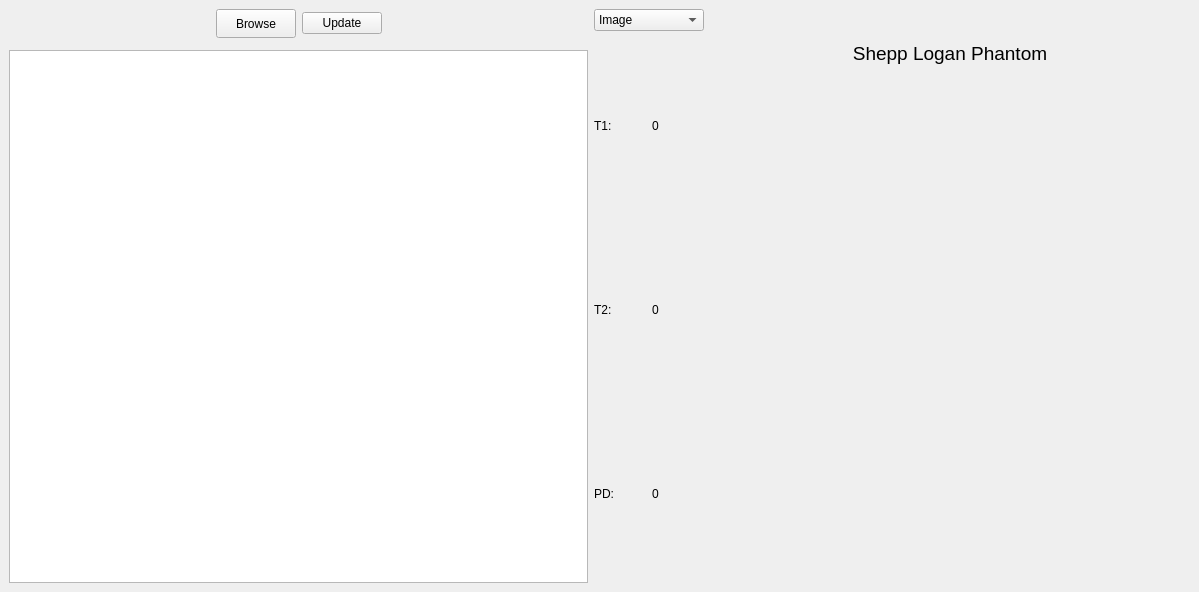
Before: the Qt Designer form mainWindow.ui in Abdelrahmanhassan1/MRI_Simulator_Python, drawn with Qt 5.
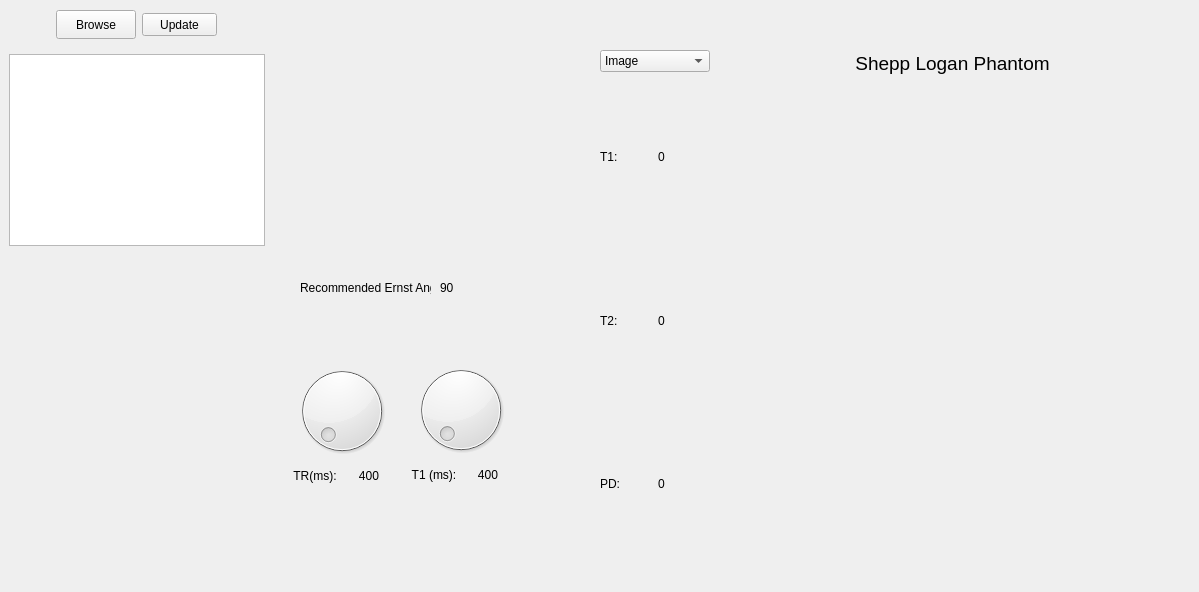
After: the same form once the commit is applied. Custom widgets are drawn as their Qt base class.

Commit message: Adding ernst angle and kspace demo

Diff of the .ui file:
```diff
--- a/mainWindow.ui
+++ b/mainWindow.ui
@@ -14,8 +14,102 @@
    <string>MainWindow</string>
   </property>
   <widget class="QWidget" name="centralwidget">
-   <layout class="QGridLayout" name="gridLayout">
-    <item row="1" column="2" rowspan="3">
+   <widget class="PlotWidget" name="signalPlot">
+    <property name="geometry">
+     <rect>
+      <x>9</x>
+      <y>54</y>
+      <width>256</width>
+      <height>192</height>
+     </rect>
+    </property>
+   </widget>
+   <widget class="QWidget" name="layoutWidget">
+    <property name="geometry">
+     <rect>
+      <x>410</x>
+      <y>360</y>
+      <width>102</width>
+      <height>123</height>
+     </rect>
+    </property>
+    <layout class="QVBoxLayout" name="verticalLayout_5">
+     <item>
+      <widget class="QDial" name="dial_2">
+       <property name="font">
+        <font>
+         <pointsize>6</pointsize>
+        </font>
+       </property>
+       <property name="minimum">
+        <number>400</number>
+       </property>
+       <property name="maximum">
+        <number>550</number>
+       </property>
+      </widget>
+     </item>
+     <item>
+      <layout class="QHBoxLayout" name="horizontalLayout_3">
+       <item>
+        <widget class="QLabel" name="label_11">
+         <property name="text">
+          <string>T1 (ms):</string>
+         </property>
+         <property name="alignment">
+          <set>Qt::AlignCenter</set>
+         </property>
+        </widget>
+       </item>
+       <item>
+        <widget class="QLabel" name="label_9">
+         <property name="text">
+          <string>400</string>
+         </property>
+         <property name="alignment">
+          <set>Qt::AlignCenter</set>
+         </property>
+        </widget>
+       </item>
+      </layout>
+     </item>
+    </layout>
+   </widget>
+   <widget class="QLabel" name="label_12">
+    <property name="geometry">
+     <rect>
+      <x>300</x>
+      <y>280</y>
+      <width>131</width>
+      <height>16</height>
+     </rect>
+    </property>
+    <property name="text">
+     <string>Recommended Ernst Angle:</string>
+    </property>
+   </widget>
+   <widget class="QLabel" name="label_13">
+    <property name="geometry">
+     <rect>
+      <x>440</x>
+      <y>280</y>
+      <width>131</width>
+      <height>16</height>
+     </rect>
+    </property>
+    <property name="text">
+     <string>90</string>
+    </property>
+   </widget>
+   <widget class="QWidget" name="">
+    <property name="geometry">
+     <rect>
+      <x>600</x>
+      <y>50</y>
+      <width>589</width>
+      <height>513</height>
+     </rect>
+    </property>
      <layout class="QHBoxLayout" name="horizontalLayout_4">
       <item>
        <layout class="QVBoxLayout" name="verticalLayout_2">
@@ -142,24 +236,67 @@
        </layout>
       </item>
      </layout>
-    </item>
-    <item row="1" column="1">
-     <layout class="QHBoxLayout" name="horizontalLayout_2">
+   </widget>
+   <widget class="QWidget" name="">
+    <property name="geometry">
+     <rect>
+      <x>291</x>
+      <y>361</y>
+      <width>102</width>
+      <height>123</height>
+     </rect>
+    </property>
+    <layout class="QVBoxLayout" name="verticalLayout_4">
+     <item>
+      <widget class="QDial" name="dial">
+       <property name="font">
+        <font>
+         <pointsize>6</pointsize>
+        </font>
+       </property>
+       <property name="minimum">
+        <number>400</number>
+       </property>
+       <property name="maximum">
+        <number>990</number>
+       </property>
+      </widget>
+     </item>
       <item>
-       <spacer name="horizontalSpacer_2">
-        <property name="orientation">
-         <enum>Qt::Horizontal</enum>
-        </property>
-        <property name="sizeHint" stdset="0">
-         <size>
-          <width>40</width>
-          <height>20</height>
-         </size>
-        </property>
-       </spacer>
+      <layout class="QHBoxLayout" name="horizontalLayout">
+       <item>
+        <widget class="QLabel" name="label_10">
+         <property name="text">
+          <string>TR(ms):</string>
+         </property>
+         <property name="alignment">
+          <set>Qt::AlignCenter</set>
+         </property>
+        </widget>
       </item>
       <item>
+        <widget class="QLabel" name="label_8">
+         <property name="text">
+          <string>400</string>
+         </property>
+         <property name="alignment">
+          <set>Qt::AlignCenter</set>
+         </property>
+        </widget>
+       </item>
+      </layout>
+     </item>
+    </layout>
+   </widget>
        <widget class="QPushButton" name="browseFileBtn">
+    <property name="geometry">
+     <rect>
+      <x>56</x>
+      <y>10</y>
+      <width>80</width>
+      <height>29</height>
+     </rect>
+    </property>
         <property name="minimumSize">
          <size>
           <width>80</width>
@@ -170,36 +307,19 @@
          <string>Browse</string>
         </property>
        </widget>
-      </item>
-      <item>
        <widget class="QPushButton" name="updateBtn">
+    <property name="geometry">
+     <rect>
+      <x>142</x>
+      <y>13</y>
+      <width>75</width>
+      <height>23</height>
+     </rect>
+    </property>
         <property name="text">
          <string>Update</string>
         </property>
        </widget>
-      </item>
-      <item>
-       <spacer name="horizontalSpacer">
-        <property name="orientation">
-         <enum>Qt::Horizontal</enum>
-        </property>
-        <property name="sizeHint" stdset="0">
-         <size>
-          <width>40</width>
-          <height>20</height>
-         </size>
-        </property>
-       </spacer>
-      </item>
-     </layout>
-    </item>
-    <item row="2" column="1">
-     <layout class="QVBoxLayout" name="verticalLayout_3"/>
-    </item>
-    <item row="3" column="1">
-     <widget class="PlotWidget" name="signalPlot"/>
-    </item>
-   </layout>
   </widget>
  </widget>
  <customwidgets>
```
Lines whose indentation alone changed are shown as unchanged. The commit also changes 3 other files.
